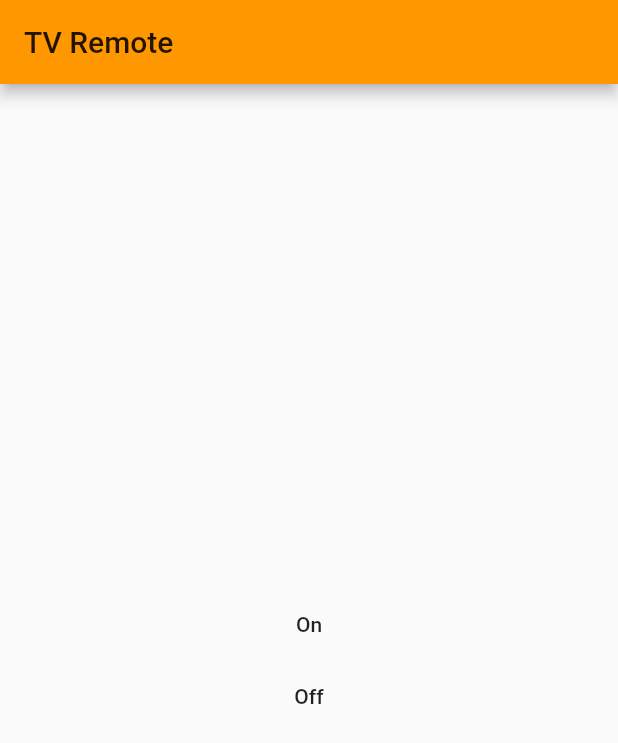
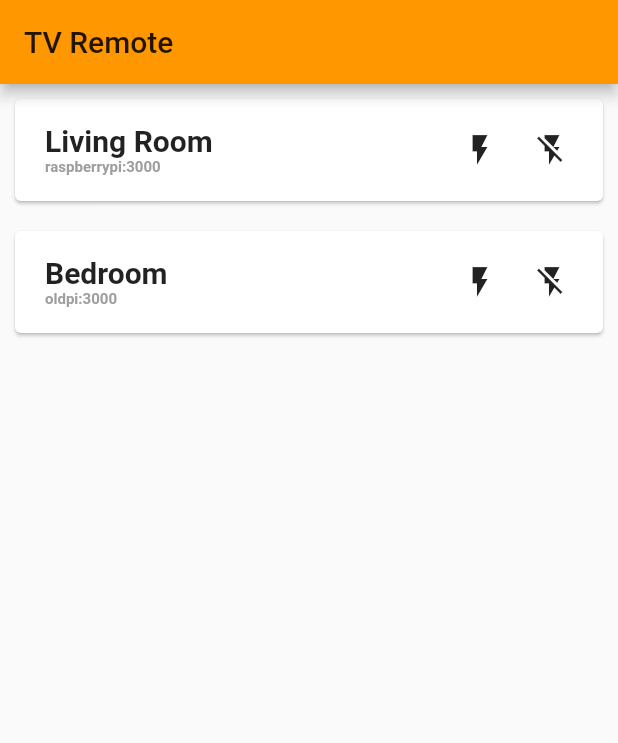
Before and after one commit to fdoyle/TV-remote, a Flutter app: the screen it shows after launch, on a phone screen of 412 x 824 dp. Shown: the top 743 px of the screen. Run offline on Flutter 3.47's test engine with Material 2 defaults, Android fonts, the phone set to English and light mode, and no system bars.

```diff
--- a/client/lib/main.dart
+++ b/client/lib/main.dart
@@ -1,6 +1,5 @@
 import 'package:flutter/material.dart';
-import 'package:http/http.dart' as http;
-import 'dart:convert';
+import 'remote.dart';
 
 void main() => runApp(new MyApp());
 
@@ -23,6 +22,63 @@ class MyApp extends StatelessWidget {
       ),
       home: new MyHomePage(title: 'TV Remote'),
     );
+  }
+}
+
+class RemoteControl extends StatelessWidget {
+  final String host;
+  final String port;
+  final String name;
+
+  RemoteControl(this.name, this.host, this.port);
+
+  @override
+  Widget build(BuildContext context) {
+    Remote remote = new Remote(host: host, port: port);
+
+    return new Card(
+        margin: EdgeInsets.symmetric(horizontal: 10.0, vertical: 10.0),
+        child: new Container(
+            margin: EdgeInsets.fromLTRB(20.0, 10.0, 10.0, 10.0),
+            child: new Row(
+              mainAxisSize: MainAxisSize.max,
+              children: <Widget>[
+                new Expanded(
+                    child: new Column(
+                      crossAxisAlignment: CrossAxisAlignment.start,
+                  children: <Widget>[
+                    new Text(
+                      '$name',
+                      textAlign: TextAlign.left,
+                      style: new TextStyle(
+                          fontWeight: FontWeight.bold, fontSize: 20.0),
+                    ),
+                    new Text(
+                      '$host:$port',
+                      textAlign: TextAlign.left,
+                      style: new TextStyle(
+                          color: Colors.grey,
+                          fontWeight: FontWeight.bold,
+                          fontSize: 10.0),
+                    ),
+                  ],
+                )),
+                new Row(
+                  children: <Widget>[
+                    new IconButton(
+                        padding: new EdgeInsets.symmetric(
+                            horizontal: 10.0, vertical: 10.0),
+                        icon: new Icon(Icons.flash_on),
+                        onPressed: remote.sendOn),
+                    new IconButton(
+                        padding: new EdgeInsets.symmetric(
+                            horizontal: 10.0, vertical: 10.0),
+                        icon: new Icon(Icons.flash_off),
+                        onPressed: remote.sendStandby),
+                  ],
+                )
+              ],
+            )));
   }
 }
 
@@ -60,27 +116,6 @@ class _MyHomePageState extends State<MyHomePage> {
 
   void sendRequest() {}
 
-  void sendStandby() {
-    sendTransaction("raspberrypi:3000", "standby 0");
-  }
-
-  void sendOn() {
-    sendTransaction("raspberrypi:3000", "on 0");
-  }
-
-  void sendTransaction(String host, String transaction) {
-    debugPrint(host);
-    debugPrint(transaction);
-    String payload = '{"transaction":"$transaction"}';
-    debugPrint(payload);
-    http.post('http://$host/raw',
-    body: payload,
-    headers: {"content-type":"application/json"}
-    ).then((raw) {
-      debugPrint(raw.body);
-    });
-  }
-
   @override
   Widget build(BuildContext context) {
     // This method is rerun every time setState is called, for instance as done
@@ -89,6 +124,7 @@ class _MyHomePageState extends State<MyHomePage> {
     // The Flutter framework has been optimized to make rerunning build methods
     // fast, so that you can just rebuild anything that needs updating rather
     // than having to individually change instances of widgets.
+
     return new Scaffold(
       appBar: new AppBar(
         // Here we take the value from the MyHomePage object that was created by
@@ -112,16 +148,10 @@ class _MyHomePageState extends State<MyHomePage> {
           // center the children vertically; the main axis here is the vertical
           // axis because Columns are vertical (the cross axis would be
           // horizontal).
-          mainAxisAlignment: MainAxisAlignment.center,
+          mainAxisAlignment: MainAxisAlignment.start,
           children: <Widget>[
-            new FlatButton(
-              child: new Text("On"),
-              onPressed: sendOn,
-            ),
-            new FlatButton(
-              child: new Text("Off"),
-              onPressed: sendStandby,
-            ),
+            new RemoteControl("Living Room", "raspberrypi", "3000"),
+            new RemoteControl("Bedroom", "oldpi", "3000"),
           ],
         ),
       ),
--- /dev/null
+++ b/client/lib/remote.dart
@@ -0,0 +1,30 @@
+import 'package:flutter/material.dart';
+import 'package:http/http.dart' as http;
+
+class Remote {
+  String host;
+  String port;
+  bool debug;
+
+  Remote({@required this.host, @required this.port, this.debug = false});
+
+  void sendStandby() {
+    sendTransaction("standby 0");
+  }
+
+  void sendOn() {
+    sendTransaction("on 0");
+  }
+
+  void sendTransaction(String transaction) {
+    debugPrint(transaction);
+    String payload = '{"transaction":"$transaction"}';
+    if (!debug) {
+      http.post('http://$host:$port/raw',
+          body: payload,
+          headers: {"content-type": "application/json"}).then((raw) {
+        debugPrint(raw.body);
+      });
+    }
+  }
+}
```
Also changed, not shown: 4 other files.
